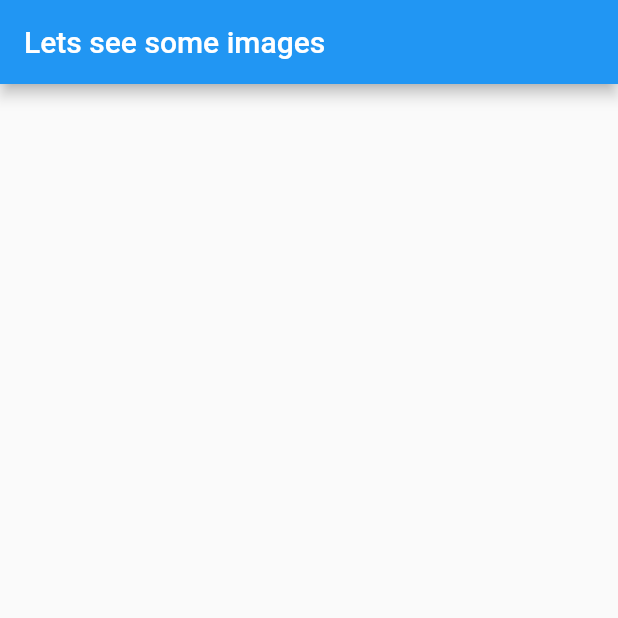
After one commit to WebDevelopUa/flutter-fetch-images, a Flutter app: the screen it shows after launch, on a phone screen of 412 x 824 dp, the top half of it. The commit adds this screen. Run offline on Flutter 3.47's test engine with Material 2 defaults, Android fonts, the phone set to English and light mode, and no system bars.

Commit message:
Add ImageList class that renders a list of URLs

```diff
--- a/lib/src/app.dart
+++ b/lib/src/app.dart
@@ -1,4 +1,8 @@
 import 'package:flutter/material.dart';
+import 'package:flutter_fetch_images/src/models/image_model.dart';
+import 'package:flutter_fetch_images/src/widgets/image_list.dart';
+import 'package:http/http.dart' show get;
+import 'dart:convert';
 
 class App extends StatefulWidget {
   @override
@@ -9,19 +13,25 @@ class App extends StatefulWidget {
 
 class AppState extends State<App> {
   int counter = 0;
+  List<ImageModel> images = [];
+
+  void fetchImage() async {
+    counter++;
+    var response =
+        await get(Uri.https('jsonplaceholder.typicode.com', 'photos/$counter'));
+    var imageModel = ImageModel.fromJson(json.decode(response.body));
+    print(response.body);
+    setState(() {
+      images.add(imageModel);
+    });
+  }
 
   Widget build(context) {
     return MaterialApp(
       home: Scaffold(
-        body: Text('$counter'),
-        floatingActionButton: FloatingActionButton(
-          child: Icon(Icons.add),
-          onPressed: () {
-            setState(() {
-              counter += 1;
-            });
-          },
-        ),
+        body: ImageList(images),
+        floatingActionButton:
+            FloatingActionButton(child: Icon(Icons.add), onPressed: fetchImage),
         appBar: AppBar(
           title: Text('Lets see some images'),
         ),
--- /dev/null
+++ b/lib/src/widgets/image_list.dart
@@ -0,0 +1,18 @@
+import 'package:flutter/material.dart';
+import 'package:flutter_fetch_images/src/models/image_model.dart';
+
+class ImageList extends StatelessWidget {
+  final List<ImageModel> images;
+
+  ImageList(this.images);
+
+  Widget build(context) {
+    return ListView.builder(
+      itemCount: images.length,
+      itemBuilder: (context, int index) {
+        return Text(images[index].url);
+      },
+    );
+  }
+
+}
```
Also changed, not shown: pubspec.yaml (+1 -55 lines), pubspec.lock, 1 other file.
